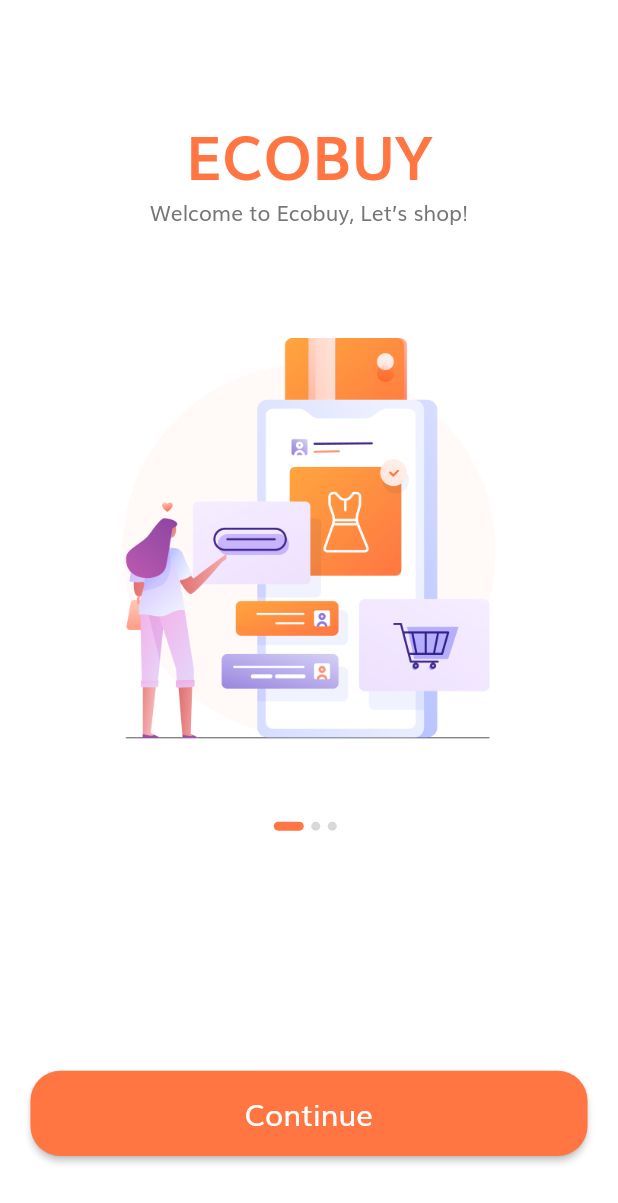
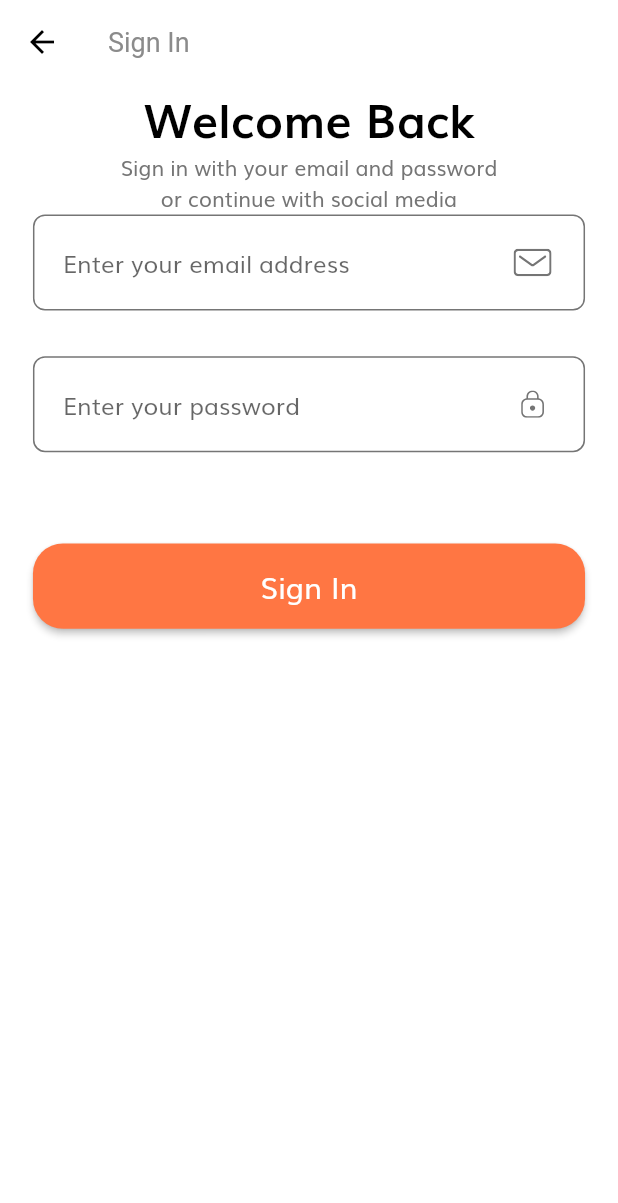
Before and after one commit to frankdavid-addae/ecommerce-ui, a Flutter app: the screen it shows after launch, after a tap on "Continue", on a phone screen of 412 x 824 dp. Shown: the top 1203 px of the screen. Run offline on Flutter 3.47's test engine with Material 2 defaults, Android fonts, the light colour scheme and no system bars; our stand-ins replace flutter_svg.

Commit message:
working on sign in screen

```diff
--- /dev/null
+++ b/lib/components/custom_suffix_icon.dart
@@ -0,0 +1,27 @@
+import 'package:ecommerce_ui/size_config.dart';
+import 'package:flutter/material.dart';
+import 'package:flutter_svg/flutter_svg.dart';
+
+class CustomSuffixIcon extends StatelessWidget {
+  const CustomSuffixIcon({
+    Key? key,
+    required this.svgIcon,
+  }) : super(key: key);
+  final String svgIcon;
+
+  @override
+  Widget build(BuildContext context) {
+    return Padding(
+      padding: EdgeInsets.fromLTRB(
+        0,
+        getProportionateScreenWidth(20.0),
+        getProportionateScreenWidth(20.0),
+        getProportionateScreenWidth(20.0),
+      ),
+      child: SvgPicture.asset(
+        svgIcon,
+        height: getProportionateScreenHeight(18.0),
+      ),
+    );
+  }
+}
--- a/lib/components/default_button.dart
+++ b/lib/components/default_button.dart
@@ -23,11 +23,11 @@
           buttonText,
           style: TextStyle(
             fontSize: getProportionateScreenWidth(18.0),
-            color: Colors.white,
+            color: kWhiteColor,
           ),
         ),
         style: ButtonStyle(
-          backgroundColor: MaterialStateProperty.all<Color>(kPrimaryColor),
+          backgroundColor: MaterialStateProperty.all(kPrimaryColor),
           shape: MaterialStateProperty.all(
             RoundedRectangleBorder(
               borderRadius: BorderRadius.circular(20.0),
--- a/lib/constants.dart
+++ b/lib/constants.dart
@@ -1,3 +1,4 @@
+import 'package:ecommerce_ui/size_config.dart';
 import 'package:flutter/material.dart';
 
 const kPrimaryColor = Color(0xFFFF7643);
@@ -9,5 +10,34 @@
 );
 const kSecondaryColor = Color(0xFF979797);
 const kTextColor = Color(0xFF757575);
+const kBlackColor = Color(0xFF000000);
+const kWhiteColor = Color(0xFFFFFFFF);
 
 const kAnimationDuration = Duration(microseconds: 200);
+
+// Form Errors
+final RegExp emailValidatorRegExp =
+    RegExp(r"^[a-zA-Z0-9.]+@[a-zA-Z0-9]+\.[a-zA-Z]+");
+const String kEmailNullError = "Email address field is required";
+const String kInvalidEmailError = "Please enter a valid email address";
+const String kPasswordNullError = "Password field is required";
+const String kShortPasswordError = "Password should be at least 8 characters";
+const String kMatchPassError = "Passwords don't match";
+const String kNamelNullError = "Name field is required";
+const String kPhoneNumberNullError = "Phone number field is required";
+const String kAddressNullError = "Address field is required";
+
+final otpInputDecoration = InputDecoration(
+  contentPadding:
+      EdgeInsets.symmetric(vertical: getProportionateScreenWidth(15)),
+  border: outlineInputBorder(),
+  focusedBorder: outlineInputBorder(),
+  enabledBorder: outlineInputBorder(),
+);
+
+OutlineInputBorder outlineInputBorder() {
+  return OutlineInputBorder(
+    borderRadius: BorderRadius.circular(getProportionateScreenWidth(15)),
+    borderSide: const BorderSide(color: kTextColor),
+  );
+}
--- a/lib/main.dart
+++ b/lib/main.dart
@@ -1,6 +1,6 @@
-import 'package:ecommerce_ui/constants.dart';
 import 'package:ecommerce_ui/routes.dart';
 import 'package:ecommerce_ui/screens/splash/splash_screen.dart';
+import 'package:ecommerce_ui/theme.dart';
 import 'package:flutter/material.dart';
 
 void main() {
@@ -15,17 +15,7 @@
     return MaterialApp(
       debugShowCheckedModeBanner: false,
       title: 'E-Commerce UI',
-      theme: ThemeData(
-        scaffoldBackgroundColor: Colors.white,
-        fontFamily: 'Muli',
-        textTheme: const TextTheme(
-          bodyText1: TextStyle(
-            color: kTextColor,
-          ),
-          bodyText2: TextStyle(color: kTextColor),
-        ),
-        primarySwatch: Colors.blue,
-      ),
+      theme: theme(),
       // home: const SplashScreen(),
       // We use routeName so we don't have to remember the name
       initialRoute: SplashScreen.routeName,
--- a/lib/routes.dart
+++ b/lib/routes.dart
@@ -1,5 +1,6 @@
 // ignore_for_file: prefer_const_constructors
 
+import 'package:ecommerce_ui/screens/auth/signin/signin_screen.dart';
 import 'package:ecommerce_ui/screens/splash/splash_screen.dart';
 import 'package:flutter/widgets.dart';
 
@@ -7,4 +8,5 @@
 // All routes will be available here
 final Map<String, WidgetBuilder> routes = {
   SplashScreen.routeName: (context) => SplashScreen(),
+  SignInScreen.routeName: (context) => SignInScreen(),
 };
--- /dev/null
+++ b/lib/screens/auth/signin/components/body.dart
@@ -0,0 +1,161 @@
+// ignore_for_file: prefer_const_constructors
+
+import 'package:ecommerce_ui/components/custom_suffix_icon.dart';
+import 'package:ecommerce_ui/components/default_button.dart';
+import 'package:ecommerce_ui/components/form_error.dart';
+import 'package:ecommerce_ui/constants.dart';
+import 'package:ecommerce_ui/size_config.dart';
+import 'package:flutter/material.dart';
+
+class SignInScreenBody extends StatelessWidget {
+  const SignInScreenBody({Key? key}) : super(key: key);
+
+  @override
+  Widget build(BuildContext context) {
+    return SafeArea(
+      child: SizedBox(
+        width: double.infinity,
+        child: Padding(
+          padding: EdgeInsets.symmetric(
+            horizontal: getProportionateScreenWidth(20.0),
+          ),
+          child: Column(
+            children: [
+              Text(
+                'Welcome Back',
+                style: TextStyle(
+                  color: kBlackColor,
+                  fontSize: getProportionateScreenWidth(28.0),
+                  fontWeight: FontWeight.bold,
+                ),
+              ),
+              Text(
+                'Sign in with your email and password \nor continue with social media',
+                textAlign: TextAlign.center,
+              ),
+              AuthForm(),
+            ],
+          ),
+        ),
+      ),
+    );
+  }
+}
+
+class AuthForm extends StatefulWidget {
+  const AuthForm({Key? key}) : super(key: key);
+
+  @override
+  _AuthFormState createState() => _AuthFormState();
+}
+
+class _AuthFormState extends State<AuthForm> {
+  final _formKey = GlobalKey<FormState>();
+  final List<String> errors = [];
+
+  String? emailAddress, password;
+
+  @override
+  Widget build(BuildContext context) {
+    return Form(
+      key: _formKey,
+      child: Column(
+        children: [
+          buildEmailFormField(),
+          SizedBox(height: getProportionateScreenHeight(30.0)),
+          buildPasswordFormField(),
+          SizedBox(height: getProportionateScreenHeight(30.0)),
+          FormError(errors: errors),
+          SizedBox(height: getProportionateScreenHeight(30.0)),
+          DefaultButton(
+            buttonText: 'Sign In',
+            onPressed: () {
+              if (_formKey.currentState!.validate()) {
+                _formKey.currentState!.save();
+              }
+            },
+          ),
+        ],
+      ),
+    );
+  }
+
+  TextFormField buildPasswordFormField() {
+    return TextFormField(
+      cursorColor: kTextColor,
+      obscureText: true,
+      onSaved: (password) => password = password,
+      onChanged: (value) {
+        if (value.isNotEmpty && errors.contains(kPasswordNullError)) {
+          setState(() {
+            errors.remove(kPasswordNullError);
+          });
+        } else if (value.length >= 8 && errors.contains(kShortPasswordError)) {
+          setState(() {
+            errors.remove(kShortPasswordError);
+          });
+        } else {
+          return;
+        }
+      },
+      validator: (value) {
+        if (value!.isEmpty && !errors.contains(kPasswordNullError)) {
+          setState(() {
+            errors.add(kPasswordNullError);
+          });
+        } else if (value.length < 8 && !errors.contains(kShortPasswordError)) {
+          setState(() {
+            errors.add(kShortPasswordError);
+          });
+        } else {
+          return null;
+        }
+      },
+      keyboardType: TextInputType.visiblePassword,
+      decoration: InputDecoration(
+        hintText: 'Enter your password',
+        suffixIcon: CustomSuffixIcon(svgIcon: 'assets/icons/Lock.svg'),
+      ),
+    );
+  }
+
+  TextFormField buildEmailFormField() {
+    return TextFormField(
+      cursorColor: kTextColor,
+      onSaved: (email) => emailAddress = email,
+      onChanged: (value) {
+        if (value.isNotEmpty && errors.contains(kEmailNullError)) {
+          setState(() {
+            errors.remove(kEmailNullError);
+          });
+        } else if (emailValidatorRegExp.hasMatch(value) &&
+            errors.contains(kInvalidEmailError)) {
+          setState(() {
+            errors.remove(kInvalidEmailError);
+          });
+        } else {
+          return;
+        }
+      },
+      validator: (value) {
+        if (value!.isEmpty && !errors.contains(kEmailNullError)) {
+          setState(() {
+            errors.add(kEmailNullError);
+          });
+        } else if (!emailValidatorRegExp.hasMatch(value) &&
+            !errors.contains(kInvalidEmailError)) {
+          setState(() {
+            errors.add(kInvalidEmailError);
+          });
+        } else {
+          return null;
+        }
+      },
+      keyboardType: TextInputType.emailAddress,
+      decoration: InputDecoration(
+        hintText: 'Enter your email address',
+        suffixIcon: CustomSuffixIcon(svgIcon: 'assets/icons/Mail.svg'),
+      ),
+    );
+  }
+}
--- /dev/null
+++ b/lib/screens/auth/signin/signin_screen.dart
@@ -0,0 +1,19 @@
+// ignore_for_file: prefer_const_constructors
+
+import 'package:ecommerce_ui/screens/auth/signin/components/body.dart';
+import 'package:flutter/material.dart';
+
+class SignInScreen extends StatelessWidget {
+  static String routeName = 'signin-screen';
+  const SignInScreen({Key? key}) : super(key: key);
+
+  @override
+  Widget build(BuildContext context) {
+    return Scaffold(
+      appBar: AppBar(
+        title: Text('Sign In'),
+      ),
+      body: SignInScreenBody(),
+    );
+  }
+}
--- a/lib/screens/components/body.dart
+++ b/lib/screens/splash/components/body.dart
@@ -2,18 +2,19 @@
 
 import 'package:ecommerce_ui/components/default_button.dart';
 import 'package:ecommerce_ui/constants.dart';
-import 'package:ecommerce_ui/screens/components/splash_content.dart';
+import 'package:ecommerce_ui/screens/auth/signin/signin_screen.dart';
+import 'package:ecommerce_ui/screens/splash/components/splash_content.dart';
 import 'package:ecommerce_ui/size_config.dart';
 import 'package:flutter/material.dart';
 
-class Body extends StatefulWidget {
-  const Body({Key? key}) : super(key: key);
+class SplashScreenBody extends StatefulWidget {
+  const SplashScreenBody({Key? key}) : super(key: key);
 
   @override
-  _BodyState createState() => _BodyState();
+  _SplashScreenBodyState createState() => _SplashScreenBodyState();
 }
 
-class _BodyState extends State<Body> {
+class _SplashScreenBodyState extends State<SplashScreenBody> {
   int currentPage = 0;
   List<Map<String, String>> splashData = [
     {
@@ -71,7 +72,9 @@
                     Spacer(flex: 3),
                     DefaultButton(
                       buttonText: 'Continue',
-                      onPressed: () {},
+                      onPressed: () {
+                        Navigator.pushNamed(context, SignInScreen.routeName);
+                      },
                     ),
                     Spacer(),
                   ],
--- a/lib/screens/splash/splash_screen.dart
+++ b/lib/screens/splash/splash_screen.dart
@@ -1,4 +1,4 @@
-import 'package:ecommerce_ui/screens/components/body.dart';
+import 'package:ecommerce_ui/screens/splash/components/body.dart';
 import 'package:ecommerce_ui/size_config.dart';
 import 'package:flutter/material.dart';
 
@@ -11,7 +11,7 @@
     // Initializing the size config class
     SizeConfig().init(context);
     return const Scaffold(
-      body: Body(),
+      body: SplashScreenBody(),
     );
   }
 }
--- /dev/null
+++ b/lib/theme.dart
@@ -0,0 +1,53 @@
+import 'package:ecommerce_ui/constants.dart';
+import 'package:flutter/material.dart';
+
+ThemeData theme() {
+  return ThemeData(
+    scaffoldBackgroundColor: kWhiteColor,
+    fontFamily: 'Muli',
+    appBarTheme: appBarTheme(),
+    textTheme: textTheme(),
+    inputDecorationTheme: inputDecorationTheme(),
+  );
+}
+
+InputDecorationTheme inputDecorationTheme() {
+  OutlineInputBorder outlineInputBorder = OutlineInputBorder(
+    borderRadius: BorderRadius.circular(8.0),
+    borderSide: const BorderSide(color: kTextColor),
+    gapPadding: 10.0,
+  );
+  return InputDecorationTheme(
+    contentPadding: const EdgeInsets.symmetric(
+      horizontal: 20.0,
+      vertical: 20.0,
+    ),
+    enabledBorder: outlineInputBorder,
+    focusedBorder: outlineInputBorder,
+    border: outlineInputBorder,
+  );
+}
+
+TextTheme textTheme() {
+  return const TextTheme(
+    bodyText1: TextStyle(
+      color: kTextColor,
+    ),
+    bodyText2: TextStyle(color: kTextColor),
+  );
+}
+
+AppBarTheme appBarTheme() {
+  return const AppBarTheme(
+    color: kWhiteColor,
+    elevation: 0.0,
+    brightness: Brightness.light,
+    iconTheme: IconThemeData(color: kBlackColor),
+    textTheme: TextTheme(
+      headline6: TextStyle(
+        color: Color(0xFF8B8B8B),
+        fontSize: 18.0,
+      ),
+    ),
+  );
+}
```
Also changed, not shown: lib/components/form_error.dart (added, +40 -0 lines), lib/screens/splash/components/splash_content.dart (renamed from lib/screens/components/splash_content.dart), 7 other files.
